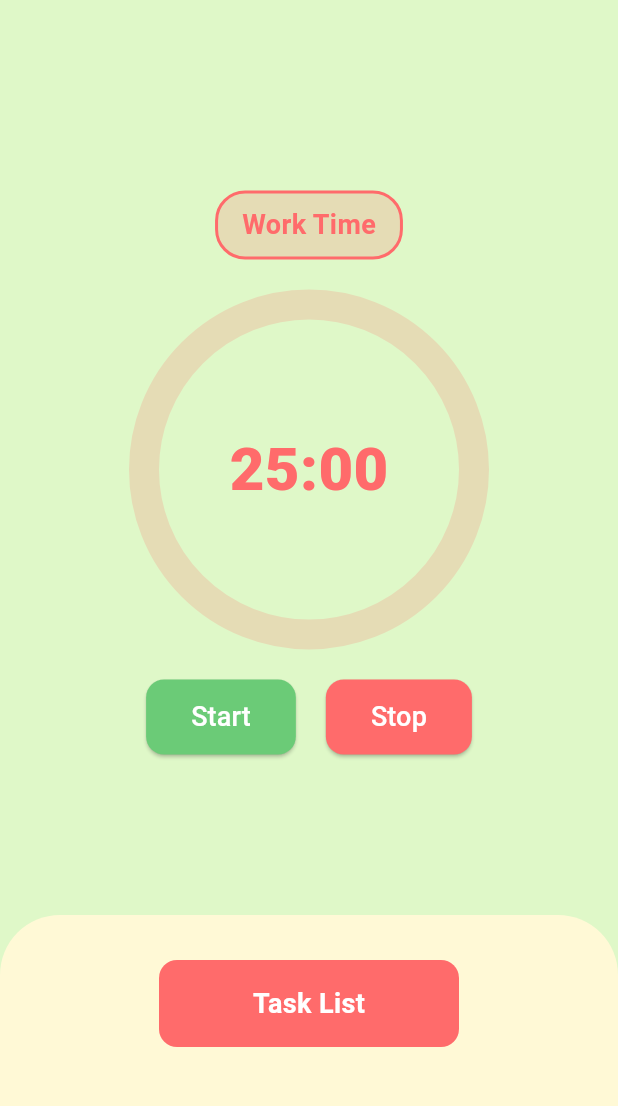
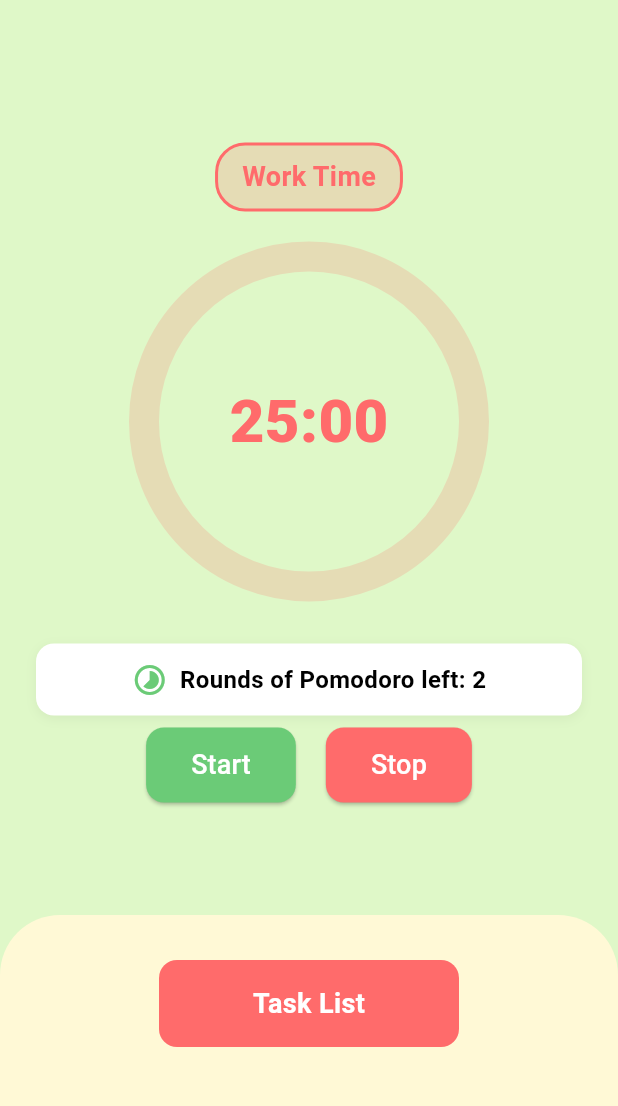
Before and after one commit to sruthimalineni/MPX, a Flutter app: the screen it shows after launch, on a phone screen of 412 x 824 dp, the part 129-1235 px from its top. Run offline on Flutter 3.47's test engine with Material 3 defaults, Android fonts, the phone set to English and light mode, and no system bars; our stand-ins replace fl_chart; network calls fail; Roboto replaces fonts that are missing (Poppins).

Commit message:
Vivien - Adds the rounds of pomodoro, remove delete icon

```diff
--- a/pomodoro_app/lib/views/home/home_screen.dart
+++ b/pomodoro_app/lib/views/home/home_screen.dart
@@ -3,6 +3,7 @@ import 'package:intl/intl.dart';
 import 'package:pomodoro_mpv_demo/services/date_api.dart';
 import 'package:provider/provider.dart';
 import '../../viewmodels/timer_viewmodel.dart';
+import '../../viewmodels/task_viewmodel.dart';
 import 'task_list_sheet.dart';
 import 'tomato_timer.dart';
 
@@ -15,6 +16,10 @@ class HomeScreen extends StatefulWidget {
 
 class _HomeScreenState extends State<HomeScreen> {
   String _currentDate = "Loading Date...";
+  int _roundsLeft = 0;
+  bool _timerListenerAttached = false;
+  bool _taskListenerAttached = false;
+  bool _prevIsBreak = false;
 
   @override
   void initState() {
@@ -39,9 +44,41 @@ class _HomeScreenState extends State<HomeScreen> {
     }
   }
 
+  int _computeRoundsFromTasks(TaskViewModel taskVM) {
+    final totalMinutes = taskVM.tasks.fold<int>(0, (sum, t) => sum + t.minutes);
+    if (totalMinutes <= 0) return 0;
+    return (totalMinutes / 25).ceil();
+  }
+
   @override
   Widget build(BuildContext context) {
     final timer = Provider.of<TimerViewModel>(context);
+    final taskVM = Provider.of<TaskViewModel>(context);
+
+    // Attach listeners once when build runs and providers are available
+    if (!_timerListenerAttached) {
+      _timerListenerAttached = true;
+      timer.addListener(() {
+        // Detect transition from work -> break which indicates a completed round
+        if (!_prevIsBreak && timer.isBreak) {
+          setState(() {
+            if (_roundsLeft > 0) _roundsLeft -= 1;
+          });
+        }
+        _prevIsBreak = timer.isBreak;
+      });
+    }
+
+    if (!_taskListenerAttached) {
+      _taskListenerAttached = true;
+      taskVM.addListener(() {
+        setState(() {
+          _roundsLeft = _computeRoundsFromTasks(taskVM);
+        });
+      });
+      // initialize rounds from tasks
+      _roundsLeft = _computeRoundsFromTasks(taskVM);
+    }
 
     return Scaffold(
       backgroundColor: const Color(0xffDFF8C8), // Light Green background
@@ -77,6 +114,31 @@ class _HomeScreenState extends State<HomeScreen> {
             const Spacer(),
             const TomatoTimer(),
             const SizedBox(height: 30),
+            // Rounds left indicator (visible only when > 0)
+            if (_roundsLeft > 0) ...[
+              Container(
+                margin: const EdgeInsets.symmetric(horizontal: 24.0, vertical: 8),
+                padding: const EdgeInsets.symmetric(horizontal: 16, vertical: 12),
+                decoration: BoxDecoration(
+                  color: Colors.white,
+                  borderRadius: BorderRadius.circular(12),
+                  boxShadow: [
+                    BoxShadow(color: Colors.black.withOpacity(0.05), blurRadius: 6, offset: const Offset(0, 2)),
+                  ],
+                ),
+                child: Row(
+                  mainAxisAlignment: MainAxisAlignment.center,
+                  children: [
+                    const Icon(Icons.timelapse, color: Color(0xff6BCB77)),
+                    const SizedBox(width: 8),
+                    Text(
+                      'Rounds of Pomodoro left: $_roundsLeft',
+                      style: const TextStyle(fontSize: 16, fontWeight: FontWeight.bold),
+                    ),
+                  ],
+                ),
+              ),
+            ],
 
             Row(
               mainAxisAlignment: MainAxisAlignment.center,
```
Also changed, not shown: pomodoro_app/lib/views/home/task_list_sheet.dart (+41 -7 lines).
